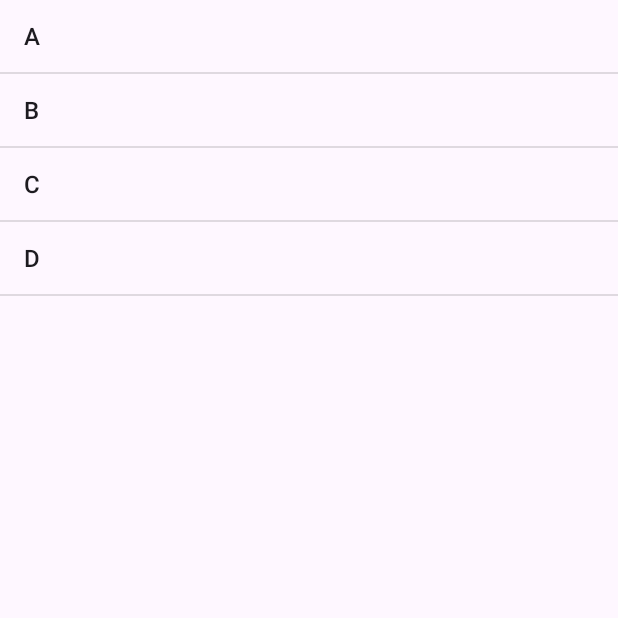
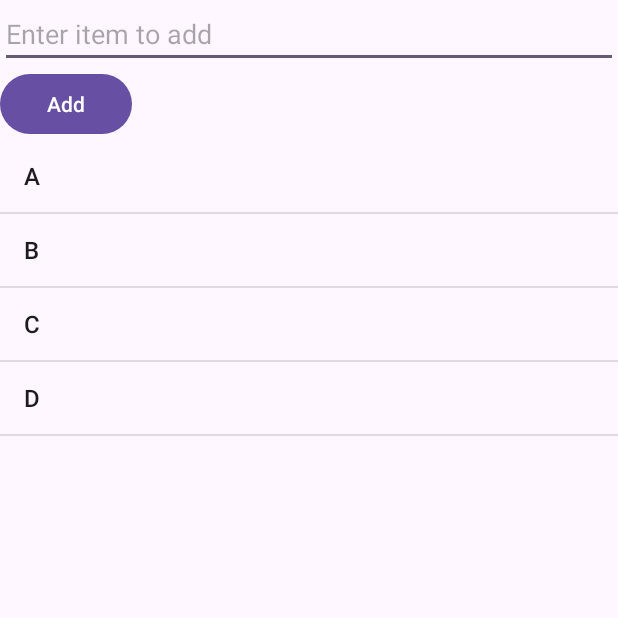
Before and after one commit to amanpreeto7/NeerajJoshiClass, an Android app: the ArrayListActivity screen opened directly, with no data from a screen before it, on a phone screen of 412 x 824 dp, the top half of it. Run offline under Robolectric (Android 15) with nearby library versions, the phone set to English and light mode, and no system bars.

Commit message:
List view update and delete and completed

```diff
--- a/app/src/main/res/layout/activity_array_list.xml
+++ b/app/src/main/res/layout/activity_array_list.xml
@@ -1,14 +1,28 @@
 <?xml version="1.0" encoding="utf-8"?>
-<androidx.constraintlayout.widget.ConstraintLayout xmlns:android="http://schemas.android.com/apk/res/android"
+<LinearLayout xmlns:android="http://schemas.android.com/apk/res/android"
     xmlns:app="http://schemas.android.com/apk/res-auto"
     xmlns:tools="http://schemas.android.com/tools"
     android:layout_width="match_parent"
     android:layout_height="match_parent"
+    android:orientation="vertical"
     tools:context=".listviews.ArrayListActivity">
+
+    <EditText
+        android:layout_width="match_parent"
+        android:layout_height="wrap_content"
+        android:id="@+id/etAddItem"
+        android:hint="@string/enter_item_to_add"
+        android:inputType="textPersonName"/>
+
+    <Button
+        android:layout_width="wrap_content"
+        android:layout_height="wrap_content"
+        android:id="@+id/btnAdd"
+        android:text="@string/add"/>
 
     <ListView
         android:layout_width="match_parent"
         android:layout_height="match_parent"
         android:id="@+id/lv"/>
 
-</androidx.constraintlayout.widget.ConstraintLayout>
+</LinearLayout>
--- a/app/src/main/res/values/strings.xml
+++ b/app/src/main/res/values/strings.xml
@@ -6,4 +6,6 @@
     <string name="jetpack_navigation">Jetpack Navigation</string>
     <string name="bottom_navigation">Bottom Navigation</string>
     <string name="show_list">Show List</string>
+    <string name="enter_item_to_add">Enter item to add</string>
+    <string name="add">Add</string>
 </resources>
```
Also changed, not shown: app/src/main/java/com/o7services/neerajoshiclass/listviews/ArrayListActivity.kt (+25 -0 lines).
